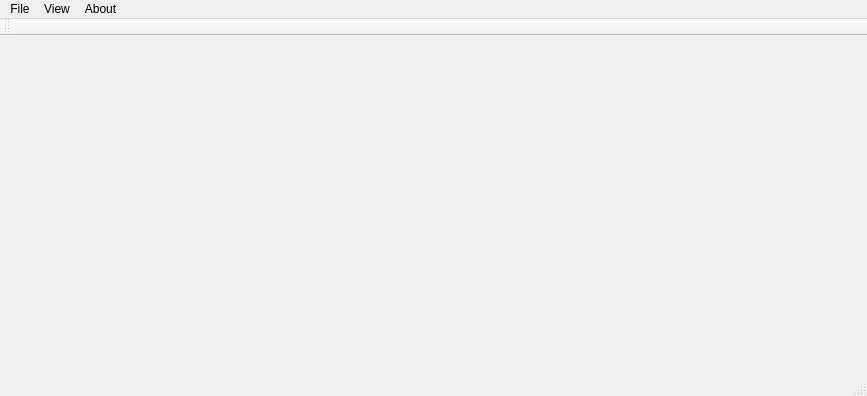
Old version of the form mainwindow.ui in the repository cjchng/qt_mainmoil_6view.
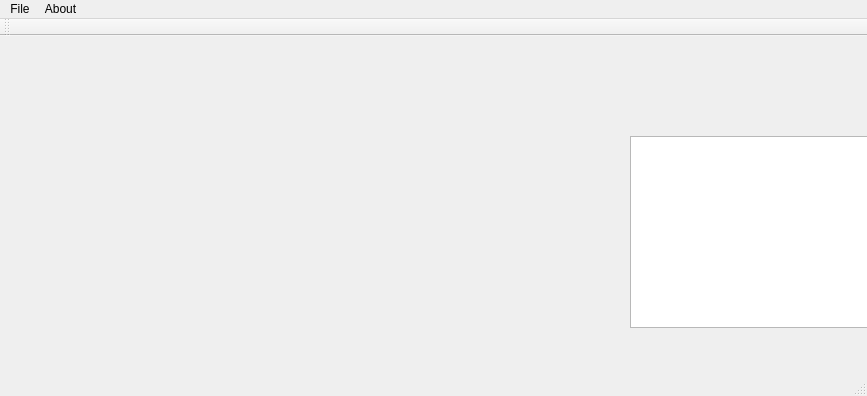
New version of the form.

The edit to the form file:
```diff
--- a/mainwindow.ui
+++ b/mainwindow.ui
@@ -92,6 +92,22 @@
      <string/>
     </property>
    </widget>
+   <widget class="QListWidget" name="listWidget">
+    <property name="geometry">
+     <rect>
+      <x>630</x>
+      <y>100</y>
+      <width>256</width>
+      <height>192</height>
+     </rect>
+    </property>
+    <property name="verticalScrollBarPolicy">
+     <enum>Qt::ScrollBarAlwaysOn</enum>
+    </property>
+    <property name="horizontalScrollBarPolicy">
+     <enum>Qt::ScrollBarAlwaysOff</enum>
+    </property>
+   </widget>
   </widget>
   <widget class="QMenuBar" name="menuBar">
    <property name="geometry">
@@ -111,18 +127,6 @@
     <addaction name="actionVideo_Source"/>
     <addaction name="actionExit"/>
    </widget>
-   <widget class="QMenu" name="menuView">
-    <property name="title">
-     <string>View</string>
-    </property>
-    <addaction name="actionMulti_view"/>
-    <addaction name="actionCH1"/>
-    <addaction name="actionCH2"/>
-    <addaction name="actionCH3"/>
-    <addaction name="actionCH4"/>
-    <addaction name="actionCH5"/>
-    <addaction name="actionCH6"/>
-   </widget>
    <widget class="QMenu" name="menuAbout">
     <property name="title">
      <string>About</string>
@@ -130,7 +134,6 @@
     <addaction name="actionMOIL"/>
    </widget>
    <addaction name="menuMainMoil"/>
-   <addaction name="menuView"/>
    <addaction name="menuAbout"/>
   </widget>
   <widget class="QToolBar" name="mainToolBar">
```
Left out of the diff: 13 changed lines with no effect on the pictures.
